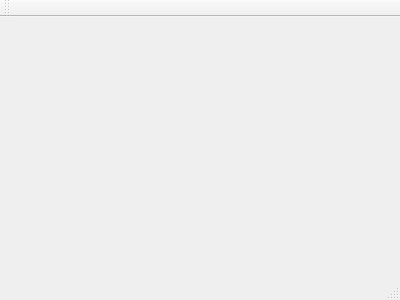
Qt form rowindow.ui (GaAlf/ro) before a commit.
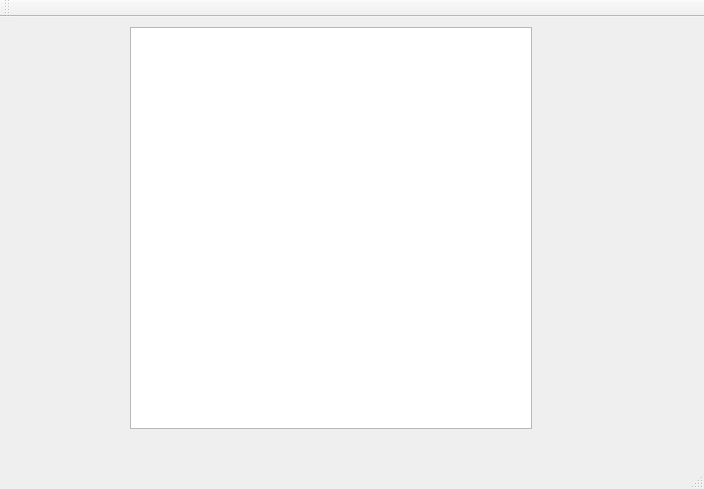
The same form after that commit.

What changed in the file:
```diff
--- a/rowindow.ui
+++ b/rowindow.ui
@@ -1,24 +1,68 @@
 <ui version="4.0">
  <class>ROWindow</class>
- <widget class="QMainWindow" name="ROWindow" >
-  <property name="geometry" >
+ <widget class="QMainWindow" name="ROWindow">
+  <property name="geometry">
    <rect>
     <x>0</x>
     <y>0</y>
-    <width>400</width>
-    <height>300</height>
+    <width>704</width>
+    <height>489</height>
    </rect>
   </property>
   <property name="windowTitle" >
    <string>ROWindow</string>
   </property>
-  <widget class="QMenuBar" name="menuBar" />
-  <widget class="QToolBar" name="mainToolBar" />
-  <widget class="QWidget" name="centralWidget" />
-  <widget class="QStatusBar" name="statusBar" />
+  <widget class="QWidget" name="centralWidget">
+   <widget class="QGraphicsView" name="graphicsView">
+    <property name="geometry">
+     <rect>
+      <x>130</x>
+      <y>10</y>
+      <width>410</width>
+      <height>410</height>
+     </rect>
+    </property>
+    <property name="minimumSize">
+     <size>
+      <width>402</width>
+      <height>402</height>
+     </size>
+    </property>
+    <property name="maximumSize">
+     <size>
+      <width>400</width>
+      <height>400</height>
+     </size>
+    </property>
+    <property name="baseSize">
+     <size>
+      <width>400</width>
+      <height>400</height>
+     </size>
+    </property>
+   </widget>
+  </widget>
+  <widget class="QMenuBar" name="menuBar">
+   <property name="geometry">
+    <rect>
+     <x>0</x>
+     <y>0</y>
+     <width>704</width>
+     <height>25</height>
+    </rect>
+   </property>
+  </widget>
+  <widget class="QToolBar" name="mainToolBar">
+   <attribute name="toolBarArea">
+    <enum>TopToolBarArea</enum>
+   </attribute>
+   <attribute name="toolBarBreak">
+    <bool>false</bool>
+   </attribute>
+  </widget>
+  <widget class="QStatusBar" name="statusBar"/>
  </widget>
- <layoutDefault spacing="6" margin="11" />
- <pixmapfunction></pixmapfunction>
+ <layoutdefault spacing="6" margin="11"/>
  <resources/>
  <connections/>
 </ui>
```
Left out of the diff: 3 changed lines with no effect on the pictures.
